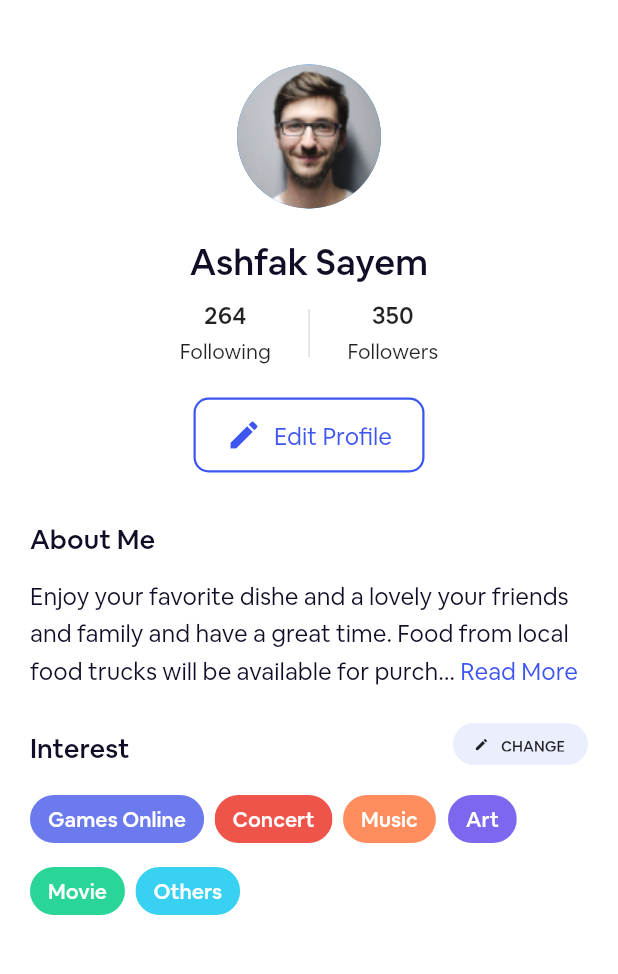
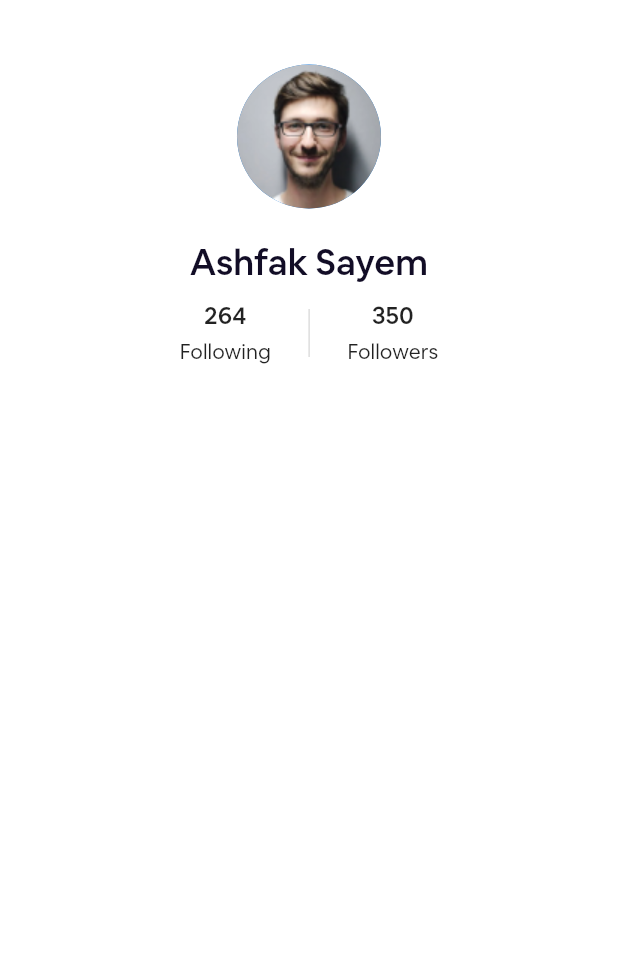
Before and after one commit to callmhejerry/Eventhub, a Flutter app: the screen it shows after launch, on a phone screen of 412 x 824 dp, the part 63-1037 px from its top. Run offline on Flutter 3.47's test engine with Material 2 defaults, Android fonts, the phone set to English and light mode, and no system bars; drawn by our look-alikes of readmore; our stand-ins replace flutter_svg.

Commit message:
added changes to the app styling

```diff
--- /dev/null
+++ b/lib/core/theme/app_theme.dart
@@ -0,0 +1,48 @@
+import 'package:flutter/material.dart';
+
+import '../styles/color_styles.dart';
+import '../styles/text_styles.dart';
+
+abstract class AppTheme {
+  static ThemeData get themeData {
+    throw UnimplementedError();
+  }
+}
+
+class LightTheme extends AppTheme {
+  static get themeData {
+    return ThemeData(
+      fontFamily: "AirbnbCereal",
+      scaffoldBackgroundColor: Colors.white,
+      outlinedButtonTheme: OutlinedButtonThemeData(
+        style: ButtonStyle(
+            side: const MaterialStatePropertyAll(
+              BorderSide(
+                color: AppColorStyle.primaryBlue,
+                width: 1.5,
+              ),
+            ),
+            minimumSize: const MaterialStatePropertyAll(Size(154, 50)),
+            iconColor:
+                const MaterialStatePropertyAll(AppColorStyle.primaryBlue),
+            shape: MaterialStatePropertyAll(
+              RoundedRectangleBorder(
+                borderRadius: BorderRadius.circular(10),
+              ),
+            )),
+      ),
+      primaryColor: AppColorStyle.primaryBlue,
+      appBarTheme: AppBarTheme(
+        elevation: 0,
+        centerTitle: false,
+        iconTheme: const IconThemeData(
+          color: Colors.black,
+        ),
+        backgroundColor: Colors.white,
+        titleTextStyle: AppTextStyle.h4.copyWith(
+          color: AppColorStyle.darkTextColor,
+        ),
+      ),
+    );
+  }
+}
--- a/lib/main.dart
+++ b/lib/main.dart
@@ -1,7 +1,8 @@
-import 'package:event_hub/core/styles/color_styles.dart';
-import 'package:event_hub/core/styles/text_styles.dart';
+import 'package:event_hub/src/feature/profile/organizer_profile.dart';
 import 'package:event_hub/src/feature/profile/profile_screen.dart';
 import 'package:flutter/material.dart';
+
+import 'core/theme/app_theme.dart';
 
 void main() {
   runApp(const EventHub());
@@ -14,41 +15,10 @@ class EventHub extends StatelessWidget {
   @override
   Widget build(BuildContext context) {
     return MaterialApp(
+      debugShowCheckedModeBanner: false,
       title: 'Flutter Demo',
-      theme: ThemeData(
-        fontFamily: "AirbnbCereal",
-        scaffoldBackgroundColor: Colors.white,
-        outlinedButtonTheme: OutlinedButtonThemeData(
-          style: ButtonStyle(
-              side: const MaterialStatePropertyAll(
-                BorderSide(
-                  color: AppColorStyle.primaryBlue,
-                  width: 1.5,
-                ),
-              ),
-              minimumSize: const MaterialStatePropertyAll(Size(154, 50)),
-              iconColor:
-                  const MaterialStatePropertyAll(AppColorStyle.primaryBlue),
-              shape: MaterialStatePropertyAll(
-                RoundedRectangleBorder(
-                  borderRadius: BorderRadius.circular(10),
-                ),
-              )),
-        ),
-        primaryColor: AppColorStyle.primaryBlue,
-        appBarTheme: AppBarTheme(
-          elevation: 0,
-          centerTitle: false,
-          iconTheme: const IconThemeData(
-            color: Colors.black,
-          ),
-          backgroundColor: Colors.white,
-          titleTextStyle: AppTextStyle.h4.copyWith(
-            color: AppColorStyle.darkTextColor,
-          ),
-        ),
-      ),
-      home: ProfileScreen(),
+      theme: LightTheme.themeData,
+      home: const OrganizerProfile(),
     );
   }
 }
--- /dev/null
+++ b/lib/src/feature/profile/organizer_profile.dart
@@ -0,0 +1,39 @@
+import 'package:event_hub/src/feature/profile/widgets/profile_display_details.dart';
+import 'package:flutter/material.dart';
+
+class OrganizerProfile extends StatelessWidget {
+  const OrganizerProfile({super.key});
+
+  @override
+  Widget build(BuildContext context) {
+    return Scaffold(
+      appBar: AppBar(
+        title: const Text("Profile"),
+        leading: IconButton(
+          icon: const Icon(Icons.arrow_back),
+          onPressed: () {},
+        ),
+      ),
+      body: SafeArea(
+        child: SingleChildScrollView(
+          padding: const EdgeInsets.symmetric(horizontal: 20),
+          child: Column(
+            children: const [
+              SizedBox(
+                height: 29,
+              ),
+              ProfileDisplayDetails(
+                displayName: "Ashfak Sayem",
+                followers: "350",
+                following: "264",
+              ),
+              SizedBox(
+                height: 21,
+              ),
+            ],
+          ),
+        ),
+      ),
+    );
+  }
+}
--- a/lib/src/feature/profile/profile_screen.dart
+++ b/lib/src/feature/profile/profile_screen.dart
@@ -1,7 +1,10 @@
 import 'package:event_hub/core/styles/color_styles.dart';
 import 'package:event_hub/core/styles/text_styles.dart';
 import 'package:flutter/material.dart';
+import 'package:flutter_svg/svg.dart';
 import 'package:readmore/readmore.dart';
+
+import 'widgets/profile_display_details.dart';
 
 class ProfileScreen extends StatelessWidget {
   ProfileScreen({super.key});
@@ -32,28 +35,8 @@ class ProfileScreen extends StatelessWidget {
               const SizedBox(
                 height: 29,
               ),
-              const Align(
-                child: CircleAvatar(
-                  backgroundImage:
-                      AssetImage("assets/images/profile_avatar.png"),
-                  radius: 96 / 2,
-                ),
-              ),
-              const SizedBox(
-                height: 20,
-              ),
-              Align(
-                child: Text(
-                  "Ashfak Sayem",
-                  style: AppTextStyle.h4.copyWith(
-                    color: AppColorStyle.darkTextColor,
-                  ),
-                ),
-              ),
-              const SizedBox(
-                height: 10,
-              ),
-              const FollowersAndFollowing(
+              const ProfileDisplayDetails(
+                displayName: "Ashfak Sayem",
                 followers: "350",
                 following: "264",
               ),
@@ -63,7 +46,7 @@ class ProfileScreen extends StatelessWidget {
               Align(
                 child: OutlinedButton.icon(
                   onPressed: () {},
-                  icon: const Icon(Icons.edit),
+                  icon: SvgPicture.asset("assets/icons/edit_icon_svg.svg"),
                   label: Text(
                     "Edit Profile",
                     style: AppTextStyle.body1.copyWith(
@@ -173,52 +156,3 @@ class ProfileScreen extends StatelessWidget {
     );
   }
 }
-
-class FollowersAndFollowing extends StatelessWidget {
-  final String followers;
-  final String following;
-  const FollowersAndFollowing({
-    super.key,
-    required this.followers,
-    required this.following,
-  });
-
-  @override
-  Widget build(BuildContext context) {
-    return Row(
-      mainAxisAlignment: MainAxisAlignment.center,
-      children: [
-        Column(
-          children: [
-            Text(
-              following,
-              style: AppTextStyle.title2,
-            ),
-            const Text(
-              "Following",
-              style: AppTextStyle.body3,
-            ),
-          ],
-        ),
-        Container(
-          margin: const EdgeInsets.symmetric(horizontal: 25),
-          height: 32,
-          width: 1,
-          color: const Color(0xffdddddd),
-        ),
-        Column(
-          children: [
-            Text(
-              followers,
-              style: AppTextStyle.title2,
-            ),
-            const Text(
-              "Followers",
-              style: AppTextStyle.body3,
-            ),
-          ],
-        )
-      ],
-    );
-  }
-}
--- /dev/null
+++ b/lib/src/feature/profile/widgets/profile_display_details.dart
@@ -0,0 +1,93 @@
+import 'package:flutter/material.dart';
+
+import '../../../../core/styles/color_styles.dart';
+import '../../../../core/styles/text_styles.dart';
+
+class FollowersAndFollowing extends StatelessWidget {
+  final String followers;
+  final String following;
+  const FollowersAndFollowing({
+    super.key,
+    required this.followers,
+    required this.following,
+  });
+
+  @override
+  Widget build(BuildContext context) {
+    return Row(
+      mainAxisAlignment: MainAxisAlignment.center,
+      children: [
+        Column(
+          children: [
+            Text(
+              following,
+              style: AppTextStyle.title2,
+            ),
+            const Text(
+              "Following",
+              style: AppTextStyle.body3,
+            ),
+          ],
+        ),
+        Container(
+          margin: const EdgeInsets.symmetric(horizontal: 25),
+          height: 32,
+          width: 1,
+          color: const Color(0xffdddddd),
+        ),
+        Column(
+          children: [
+            Text(
+              followers,
+              style: AppTextStyle.title2,
+            ),
+            const Text(
+              "Followers",
+              style: AppTextStyle.body3,
+            ),
+          ],
+        )
+      ],
+    );
+  }
+}
+
+class ProfileDisplayDetails extends StatelessWidget {
+  final String displayName;
+  final String followers;
+  final String following;
+  const ProfileDisplayDetails({
+    super.key,
+    required this.displayName,
+    required this.followers,
+    required this.following,
+  });
+
+  @override
+  Widget build(BuildContext context) {
+    return Column(
+      children: [
+        const CircleAvatar(
+          backgroundImage: AssetImage("assets/images/profile_avatar.png"),
+          radius: 96 / 2,
+        ),
+        const SizedBox(
+          height: 20,
+        ),
+        Text(
+          displayName,
+          style: AppTextStyle.h4.copyWith(
+            color: AppColorStyle.darkTextColor,
+          ),
+        ),
+        const SizedBox(
+          height: 10,
+        ),
+        FollowersAndFollowing(
+          followers: followers,
+          following: following,
+        )
+      ],
+    );
+  }
+}
--- a/pubspec.yaml
+++ b/pubspec.yaml
@@ -36,6 +36,7 @@ dependencies:
   # Use with the CupertinoIcons class for iOS style icons.
   cupertino_icons: ^1.0.2
   readmore: ^2.2.0
+  flutter_svg: ^2.0.5
 
 dev_dependencies:
   flutter_test:
@@ -62,6 +63,7 @@ flutter:
   # To add assets to your application, add an assets section, like this:
   assets:
     - assets/images/
+    - assets/icons/
   #   - images/a_dot_ham.jpeg
 
   # An image asset can refer to one or more resolution-specific "variants", see
```
Also changed, not shown: assets/icons/edit_icon_svg.svg (added), pubspec.lock.
